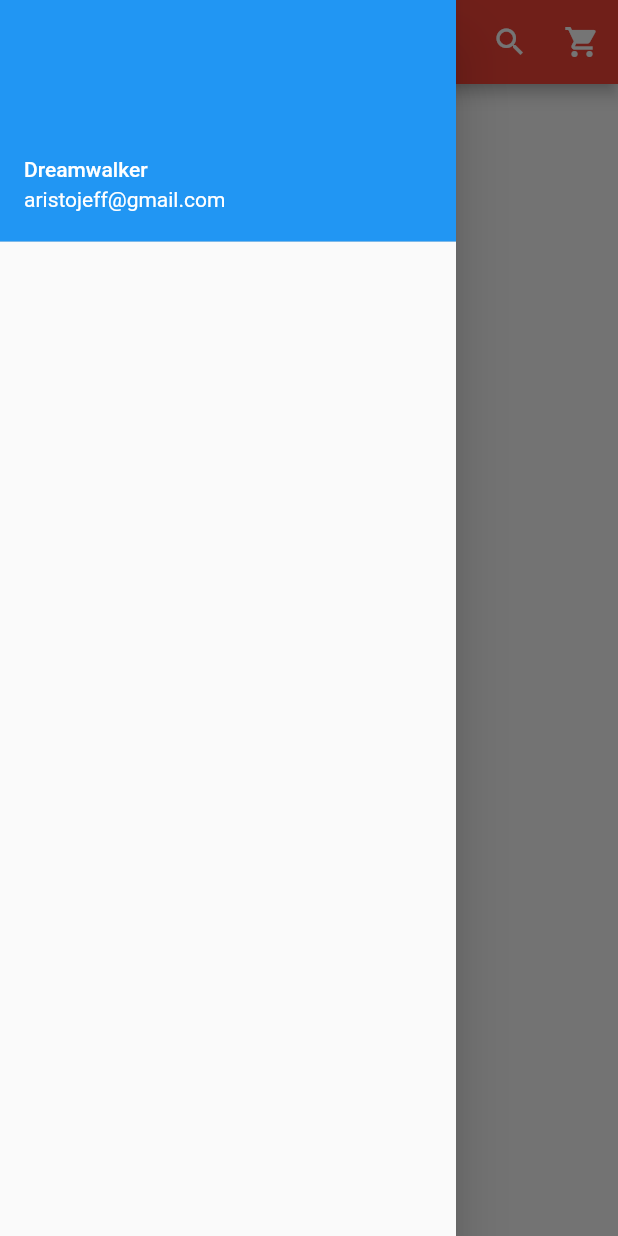
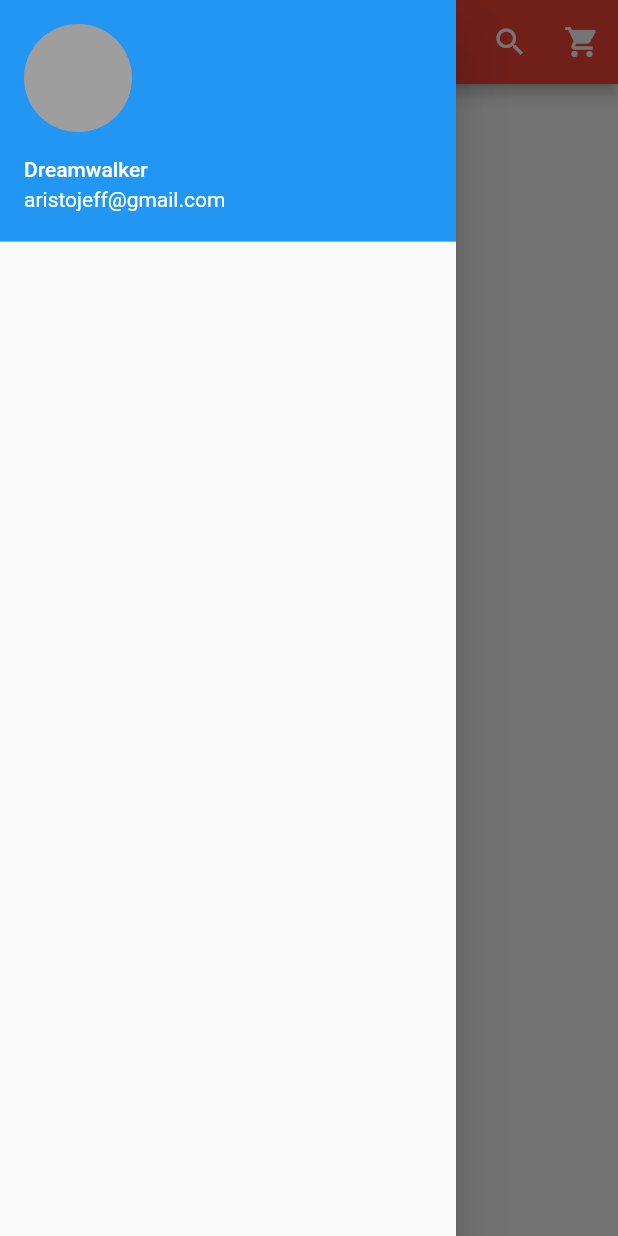
Before and after one commit to JAICHANGPARK/flutter_e_commerce, a Flutter app: the screen it shows after launch, with the side drawer open, on a phone screen of 412 x 824 dp. Run offline on Flutter 3.47's test engine with Material 2 defaults, Android fonts, the phone set to English and light mode, and no system bars.

Commit message:
Update home.dart

```diff
--- a/lib/home.dart
+++ b/lib/home.dart
@@ -41,6 +41,12 @@ class _HomePageState extends State<HomePage> {
         child: ListView(
           children: <Widget>[
             UserAccountsDrawerHeader(
+              currentAccountPicture: GestureDetector(
+                child: CircleAvatar(
+                  backgroundColor: Colors.grey,
+                ),
+
+              ),
               accountName: Text("Dreamwalker"),
               accountEmail: Text("aristojeff@gmail.com"),
             ),
```
